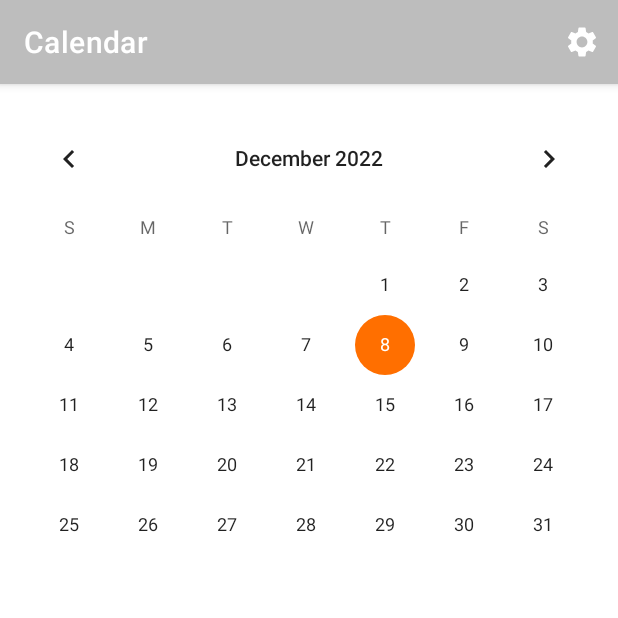
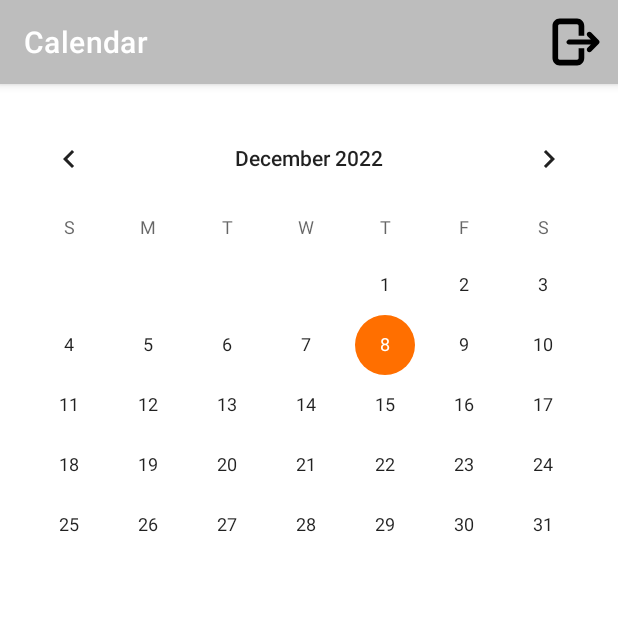
Before and after one commit to e-renault/DiaryFit, an Android app: the screen it shows after launch once a user with an empty profile is signed in (MainActivity), item 2 of the bottom bar chosen, on a phone screen of 412 x 824 dp, the top half of it. Run offline under Robolectric (Android 15) with nearby library versions, the phone set to English and light mode, and no system bars; our stand-ins replace Firebase (no records; nobody signed in at launch, a user with empty details on screens opened directly), navigation-ui; 1 statement that could not run was skipped.

Commit message:
ajout du bouton signout à la place des settings

```diff
--- a/app/src/main/java/ca/uqac/diaryfit/MainActivity.kt
+++ b/app/src/main/java/ca/uqac/diaryfit/MainActivity.kt
@@ -1,5 +1,6 @@
 package ca.uqac.diaryfit
 
+import android.content.Intent
 import android.os.Bundle
 import android.util.Log
 import android.view.Menu
@@ -76,7 +77,9 @@ class MainActivity : AppCompatActivity() {
         when(item.itemId) {
             R.id.action_settings -> {
                 //TODO implement settings menu
-                Toast.makeText(this,"You have clicked options" + item.title, Toast.LENGTH_SHORT).show()
+                FirebaseAuth.getInstance().signOut();
+                startActivity(Intent(this, LoginActivity::class.java))
+                Toast.makeText(this,"You have been disconnected", Toast.LENGTH_SHORT).show()
             }
         }
         return true
--- /dev/null
+++ b/app/src/main/res/drawable/icon_logout.xml
@@ -0,0 +1,9 @@
+<vector xmlns:android="http://schemas.android.com/apk/res/android"
+    android:width="1000dp"
+    android:height="1000dp"
+    android:viewportWidth="1000"
+    android:viewportHeight="1000">
+  <path
+      android:fillColor="#FF000000"
+      android:pathData="M159.6,10C76.8,10 10,80.2 10,166.4v667.2C10,919.8 76.8,990 159.6,990h363.1c82.8,0 149.6,-70.2 149.6,-156.4V643v-13.4h-13.4h-90.8h-13.4V643v190.6c0,19 -14.5,34.2 -32,34.2H159.6c-17.5,0 -32,-15.2 -32,-34.2V166.4c0,-19 14.5,-34.2 32,-34.2h363.1c17.5,0 32,15.2 32,34.2V357v13.4h13.4h90.8h13.4V357V166.4C672.3,80.2 605.5,10 522.7,10H159.6L159.6,10zM740.4,378.7l91.1,91.1l9.5,-22.9H354.4l-5.5,1.2c-5.7,2.6 -13.9,7 -22.2,13c-15.6,11.3 -25.4,23.8 -25.4,39c0,29.3 23.8,53.1 53.1,53.1H841l-9.5,-22.9l-91.1,91.1c-20.8,20.8 -20.8,54.4 0,75.1c20.7,20.7 54.4,20.7 75.1,0l158.9,-158.9c10,-10 15.6,-23.5 15.6,-37.6c0,-14.1 -5.6,-27.6 -15.6,-37.6L815.6,303.6c-20.7,-20.8 -54.4,-20.8 -75.1,0C719.7,324.3 719.7,358 740.4,378.7L740.4,378.7z"/>
+</vector>
--- a/app/src/main/res/menu/main_menu.xml
+++ b/app/src/main/res/menu/main_menu.xml
@@ -3,9 +3,8 @@
     xmlns:app="http://schemas.android.com/apk/res-auto">
     <item
         android:id="@+id/action_settings"
-        android:icon="@drawable/ic_baseline_settings_24"
-        app:showAsAction="ifRoom"
-        android:title="@string/settings">
-    </item>
+        android:icon="@drawable/icon_logout"
+        android:title="@string/settings"
+        app:showAsAction="ifRoom"></item>
     <!--replace "ifRoom" by "never" to have btn embeded in expand section-->
 </menu>
```
